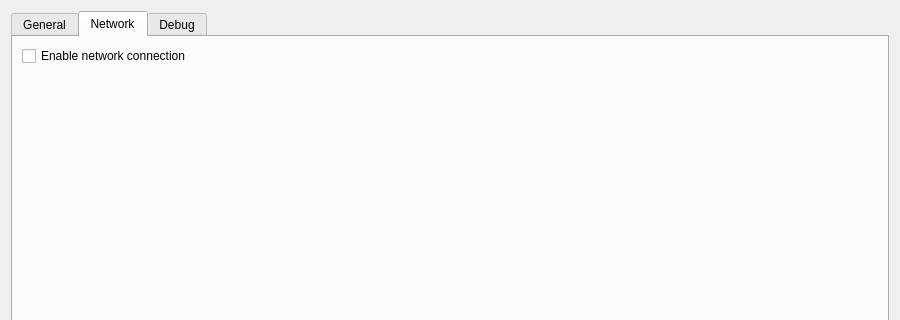
The window that src/launcher/forms/configuration_edit_dialog.ui (KytyPS5/KytyPS5) describes before a commit, drawn with Qt 5; both pictures show x 0 to 900 and y 0 to 320 of the 900 by 701 pixel window.
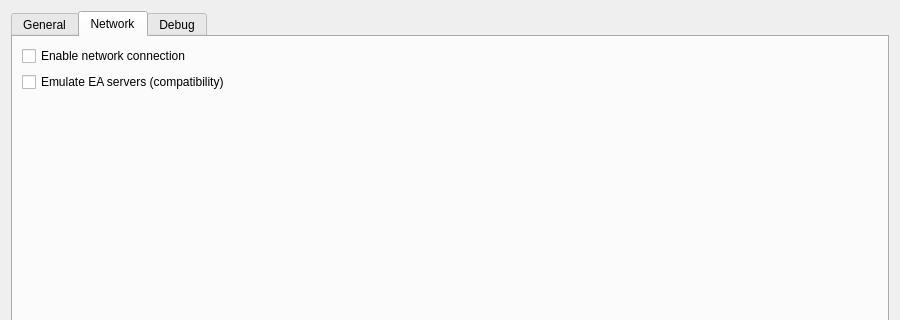
The same window after the commit. The open tabs and pages were chosen to show the change. Custom widgets are drawn as their Qt base class.

Commit message: net: HTTP requests complete, and EA emulation answers a game of EA itself

Diff of the .ui file:
```diff
--- a/src/launcher/forms/configuration_edit_dialog.ui
+++ b/src/launcher/forms/configuration_edit_dialog.ui
@@ -391,6 +391,12 @@
          <property name="text"><string>Enable network connection</string></property>
         </widget>
        </item>
+       <item>
+        <widget class="QCheckBox" name="checkBox_ea_emulation">
+         <property name="toolTip"><string>Answer games of EA with a built-in stand-in for EA's servers, so they reach their offline menus.</string></property>
+         <property name="text"><string>Emulate EA servers (compatibility)</string></property>
+        </widget>
+       </item>
        <item>
         <spacer name="networkSpacer">
          <property name="orientation"><enum>Qt::Vertical</enum></property>
```
The commit also changes 36 other files.
